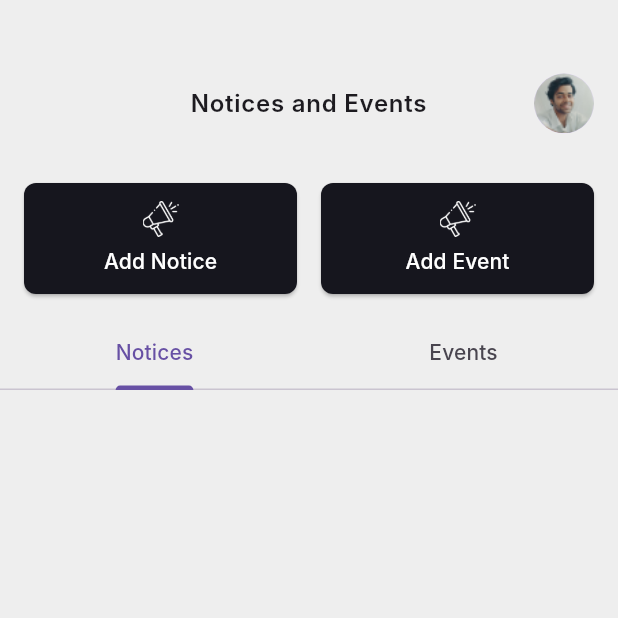
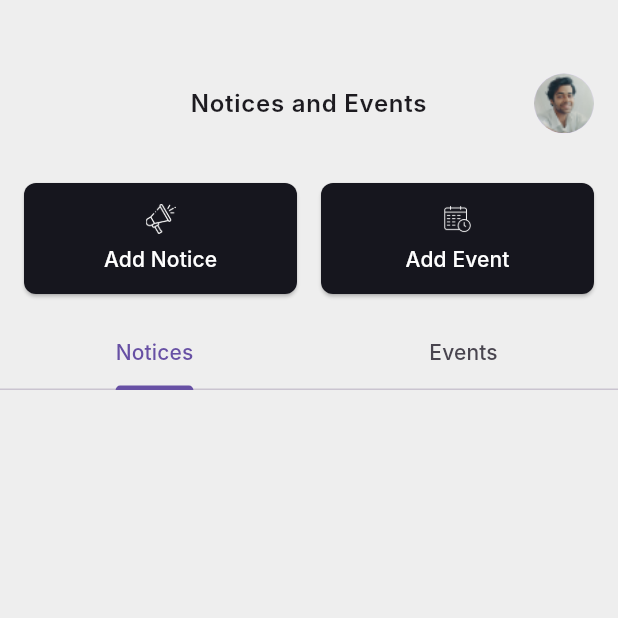
Before and after one commit to altezzai/acadobs, a Flutter app: the NoticeHomeScreen screen opened directly, on a phone screen of 412 x 824 dp, the top half of it. Run offline on Flutter 3.47's test engine with Material 3 defaults, Android fonts, the phone set to English and light mode, and no system bars; our stand-ins replace dio, file_picker, flutter_rating_bar, go_router, pie_chart; network calls fail; Roboto replaces fonts that are missing (Inter).

Commit message:
icon change

```diff
--- a/lib/base/providers/providers.dart
+++ b/lib/base/providers/providers.dart
@@ -3,7 +3,7 @@ import 'package:school_app/core/navbar/controller/bottom_nav_controller.dart';
 import 'package:school_app/features/admin/notices/controller/notice_controller.dart';
 import 'package:school_app/features/admin/teacher_section/controller/teacher_controller.dart';
 import 'package:school_app/features/teacher/attendance/controller/attendance_controller.dart';
-import 'package:school_app/features/teacher/controller/dropdown_provider.dart';
+import 'package:school_app/core/controller/dropdown_provider.dart';
 import 'package:school_app/sample/controller/student_controller.dart';
 
 getProviders() {
--- a/lib/base/utils/constants.dart
+++ b/lib/base/utils/constants.dart
@@ -50,3 +50,7 @@ const Duration defaultDuration = Duration(milliseconds: 300);
 
 // icons
 const String noticeIcon = "assets/icons/notice.png";
+const String eventIcon = "assets/icons/event.png";
+const String paymentIcon = "assets/icons/payment.png";
+const String donationIcon = "assets/icons/donation.png";
+const String dutyIcon = "assets/icons/duty.png";
--- a/lib/core/shared_widgets/add_button.dart
+++ b/lib/core/shared_widgets/add_button.dart
@@ -5,10 +5,10 @@ import 'package:school_app/base/utils/responsive.dart';
 class AddButton extends StatelessWidget {
   final VoidCallback onPressed;
   final String text;
-  // final String icon;
+  final String iconPath;
   const AddButton({
     super.key,
-    // required this.icon,
+    required this.iconPath,
     required this.onPressed,
     required this.text,
   });
@@ -32,8 +32,9 @@ class AddButton extends StatelessWidget {
             mainAxisAlignment: MainAxisAlignment.center,
             children: [
               Image.asset(
-                noticeIcon,
-                height: 24,
+                iconPath,
+                height: 22,
+                width: 20,
                 color: whiteColor,
               ),
               const SizedBox(height: 6),
--- a/lib/core/shared_widgets/custom_datepicker.dart
+++ b/lib/core/shared_widgets/custom_datepicker.dart
@@ -49,7 +49,7 @@ class CustomDatePicker extends StatelessWidget {
           fontWeight:
               FontWeight.normal), // Smaller font size for the input text
       decoration: InputDecoration(
-        contentPadding: EdgeInsets.symmetric(vertical: 16.0, horizontal: 15.0),
+        contentPadding: EdgeInsets.symmetric(vertical: 15.0, horizontal: 15.0),
         hintText: hintText,
         hintStyle: TextStyle(
           color: Colors.grey,
--- a/lib/core/shared_widgets/custom_dropdown.dart
+++ b/lib/core/shared_widgets/custom_dropdown.dart
@@ -1,6 +1,6 @@
 import 'package:flutter/material.dart';
 import 'package:provider/provider.dart';
-import 'package:school_app/features/teacher/controller/dropdown_provider.dart';
+import 'package:school_app/core/controller/dropdown_provider.dart';
 
 class CustomDropdown extends StatelessWidget {
   final String dropdownKey; // Unique key for each dropdown
--- a/lib/features/admin/duties/screens/duties_home.dart
+++ b/lib/features/admin/duties/screens/duties_home.dart
@@ -38,7 +38,7 @@ class DutiesHomeScreen extends StatelessWidget {
                     context.pushReplacementNamed(
                         AppRouteConst.AdminAddDutyRouteName);
                   },
-                  icon: Icon(Icons.add, color: Colors.white),
+                  icon: Icon(Icons.event_note_outlined, color: Colors.white),
                   label: Text(
                     'Add Duty',
                     style: TextStyle(
--- a/lib/features/admin/notices/screens/add_notice.dart
+++ b/lib/features/admin/notices/screens/add_notice.dart
@@ -7,7 +7,7 @@ import 'package:school_app/core/shared_widgets/custom_button.dart';
 import 'package:school_app/core/shared_widgets/custom_datepicker.dart';
 import 'package:school_app/core/shared_widgets/custom_textfield.dart';
 import 'package:school_app/features/admin/notices/controller/notice_controller.dart';
-import 'package:school_app/features/teacher/controller/dropdown_provider.dart';
+import 'package:school_app/core/controller/dropdown_provider.dart';
 import 'package:school_app/core/shared_widgets/custom_dropdown.dart';
 
 class AddNoticePage extends StatefulWidget {
--- a/lib/features/admin/notices/screens/notice_home.dart
+++ b/lib/features/admin/notices/screens/notice_home.dart
@@ -33,8 +33,6 @@ class _NoticeHomeScreenState extends State<NoticeHomeScreen>
 
   @override
   Widget build(BuildContext context) {
-    final screenWidth = MediaQuery.of(context).size.width;
-
     return Scaffold(
       body: Column(
         children: [
@@ -51,6 +49,7 @@ class _NoticeHomeScreenState extends State<NoticeHomeScreen>
               children: [
                 Expanded(
                   child: AddButton(
+                    iconPath: noticeIcon,
                       onPressed: () {
                         context.pushNamed(AppRouteConst.AddNoticeRouteName);
                       },
@@ -64,6 +63,7 @@ class _NoticeHomeScreenState extends State<NoticeHomeScreen>
                       onPressed: () {
                         context.pushNamed(AppRouteConst.AddEventRouteName);
                       },
+                      iconPath: eventIcon,
                       text: "Add Event"),
                 ),
               ],
@@ -125,20 +125,4 @@ class _NoticeHomeScreenState extends State<NoticeHomeScreen>
           });
     });
   }
-
-  // Widget _buildDivider(String text) {
-  //   return Padding(
-  //     padding: const EdgeInsets.symmetric(vertical: 8.0, horizontal: 16.0),
-  //     child: Row(
-  //       children: [
-  //         Expanded(child: Divider()),
-  //         Padding(
-  //           padding: const EdgeInsets.symmetric(horizontal: 8.0),
-  //           child: Text(text, style: TextStyle(color: Colors.grey)),
-  //         ),
-  //         Expanded(child: Divider()),
-  //       ],
-  //     ),
-  //   );
-  // }
 }
--- a/lib/features/admin/payments/screens/payments_home.dart
+++ b/lib/features/admin/payments/screens/payments_home.dart
@@ -1,6 +1,7 @@
 import 'package:flutter/material.dart';
 import 'package:go_router/go_router.dart';
 import 'package:school_app/base/routes/app_route_const.dart';
+import 'package:school_app/base/utils/constants.dart';
 import 'package:school_app/core/shared_widgets/add_button.dart';
 import 'package:school_app/core/shared_widgets/custom_appbar.dart';
 import 'package:school_app/features/admin/payments/widgets/payment_item.dart';
@@ -35,6 +36,7 @@ class _PaymentsHomeScreenState extends State<PaymentsHomeScreen>
               children: [
                 Expanded(
                   child: AddButton(
+                      iconPath: paymentIcon,
                       onPressed: () {
                         context.pushNamed(AppRouteConst.AddPaymentRouteName);
                       },
@@ -45,6 +47,7 @@ class _PaymentsHomeScreenState extends State<PaymentsHomeScreen>
                 ),
                 Expanded(
                   child: AddButton(
+                      iconPath: donationIcon,
                       onPressed: () {
                         context.pushNamed(AppRouteConst.AddDonationRouteName);
                       },
--- a/lib/features/admin/teacher_section/screens/add_teacher.dart
+++ b/lib/features/admin/teacher_section/screens/add_teacher.dart
@@ -8,7 +8,7 @@ import 'package:school_app/core/shared_widgets/custom_button.dart';
 import 'package:school_app/core/shared_widgets/custom_datepicker.dart';
 import 'package:school_app/core/shared_widgets/custom_textfield.dart';
 import 'package:school_app/features/admin/teacher_section/controller/teacher_controller.dart';
-import 'package:school_app/features/teacher/controller/dropdown_provider.dart';
+import 'package:school_app/core/controller/dropdown_provider.dart';
 import 'package:school_app/core/shared_widgets/custom_dropdown.dart';
 
 class AddTeacher extends StatefulWidget {
--- a/lib/features/teacher/attendance/screens/attendance.dart
+++ b/lib/features/teacher/attendance/screens/attendance.dart
@@ -7,7 +7,7 @@ import 'package:school_app/core/shared_widgets/custom_appbar.dart';
 import 'package:school_app/core/shared_widgets/custom_button.dart';
 import 'package:school_app/core/shared_widgets/custom_datepicker.dart';
 import 'package:school_app/features/teacher/attendance/widgets/title_tile.dart';
-import 'package:school_app/features/teacher/controller/dropdown_provider.dart';
+import 'package:school_app/core/controller/dropdown_provider.dart';
 import 'package:school_app/core/shared_widgets/custom_dropdown.dart';
 
 class Attendance extends StatelessWidget {
```
Also changed, not shown: assets/icons/donation.png (added), assets/icons/duty.png (added), assets/icons/event.png (added), assets/icons/payment.png (added), lib/core/controller/dropdown_provider.dart (renamed from lib/features/teacher/controller/dropdown_provider.dart).
